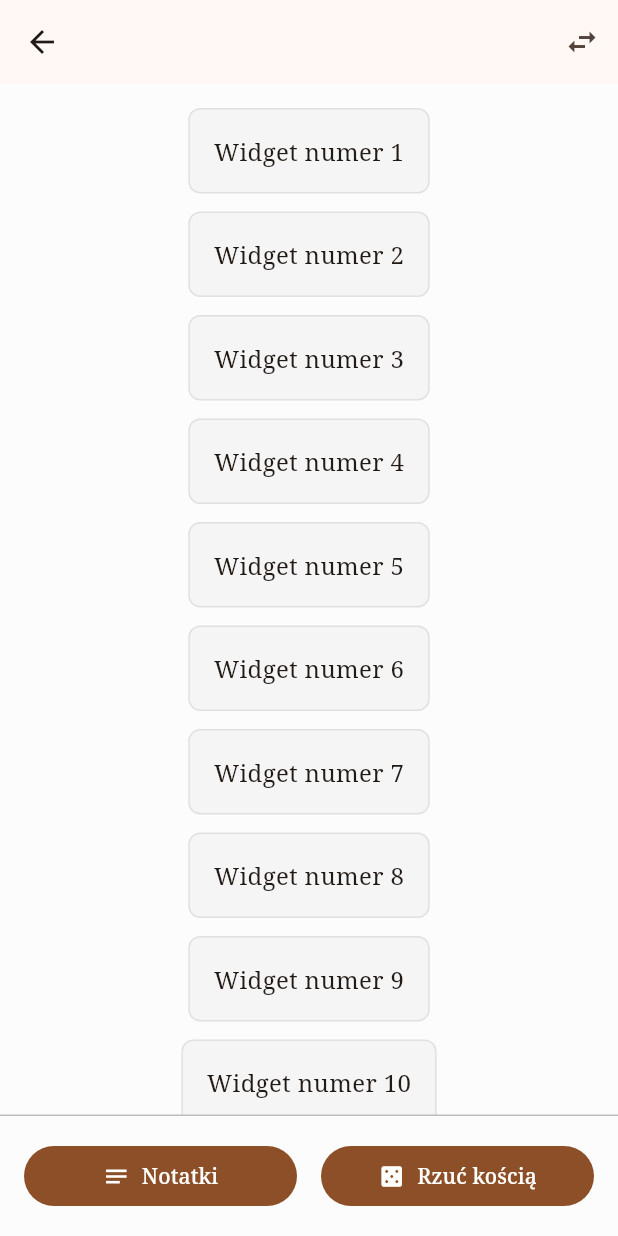
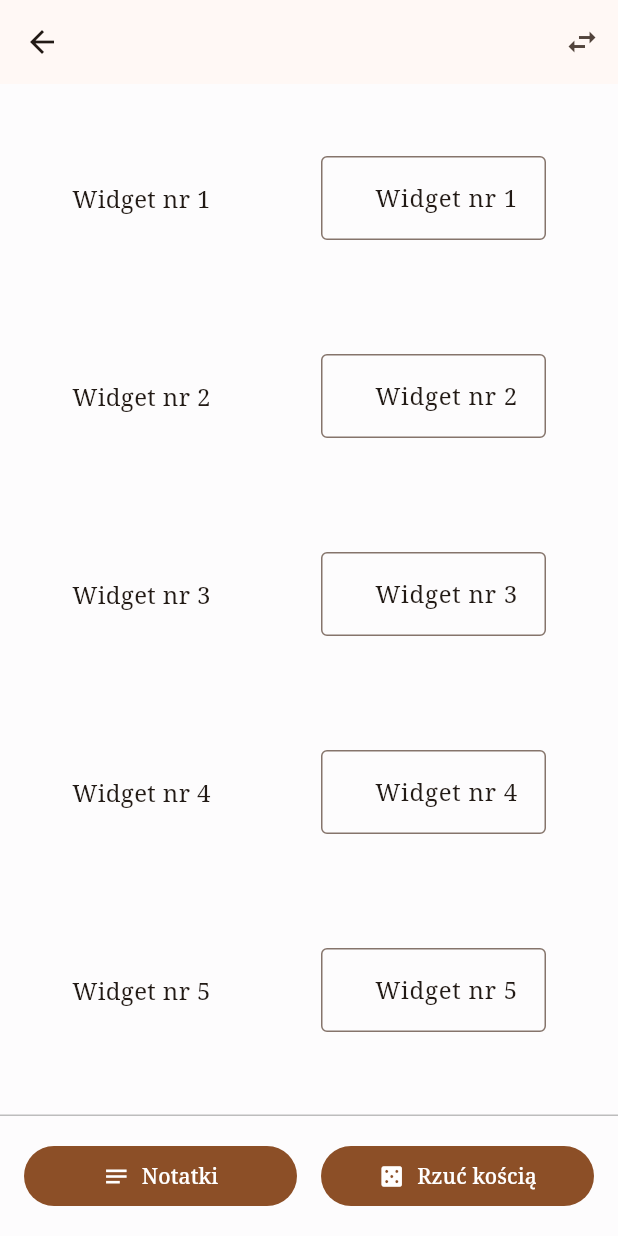
Before and after one commit to NikodemGrzela/RPGMaster, a Flutter app: the CharacterSheetScreen screen opened directly with empty values, on a phone screen of 412 x 824 dp. Run offline on Flutter 3.47's test engine with Material 3 defaults, Android fonts, the phone set to English and light mode, and no system bars; our stand-ins replace firebase_auth, firebase_core, flutter_riverpod, google_sign_in; accounts and stored records are empty; generated files the repository leaves out were written again.

Commit message:
Added widget to display character attribute: attribute_text_field.dart
Shown in character_sheet.dart

```diff
--- a/rpgmaster/lib/screens/characterSheet/character_sheet.dart
+++ b/rpgmaster/lib/screens/characterSheet/character_sheet.dart
@@ -1,4 +1,5 @@
 import 'package:flutter/material.dart';
+import '../../ui/widgets/attribute_text_field.dart';
 
 class CharacterSheetScreen extends StatelessWidget {
   final String characterName;
@@ -40,14 +41,12 @@ class CharacterSheetScreen extends StatelessWidget {
                       (index) => Container(
                     margin: EdgeInsets.only(bottom: 12.0),
                     padding: EdgeInsets.all(16.0),
-                    decoration: BoxDecoration(
-                      color: Colors.grey.shade100,
-                      borderRadius: BorderRadius.circular(8.0),
-                      border: Border.all(color: Colors.grey.shade300),
-                    ),
-                    child: Text(
-                      'Widget numer ${index + 1}',
-                      style: TextStyle(fontSize: 16.0),
+                    child: AttributeTextField(
+                      isTemplate: false,
+                      text: 'Widget nr ${index + 1}',
+                      onChanged: (value) {
+                        print('Wartość zmieniona: $value');
+                      },
                     ),
                   ),
                 ),
--- /dev/null
+++ b/rpgmaster/lib/ui/widgets/attribute_text_field.dart
@@ -0,0 +1,119 @@
+import 'package:flutter/material.dart';
+
+
+/// Widget with scheme key : value with text fields.
+/// Make [isTemplate] == true if you want to make key settable.
+/// Default: [text] is a key, value is a text field.
+/// Usage: As a character text attribute of given kind.
+class AttributeTextField extends StatefulWidget {
+  final bool isTemplate;
+  final String? text;
+  final ValueChanged<String>? onChanged;
+
+  const AttributeTextField({
+    super.key,
+    required this.isTemplate,
+    this.text,
+    this.onChanged,
+  });
+
+  @override
+  _AttributeTextFieldState createState() => _AttributeTextFieldState();
+}
+
+class _AttributeTextFieldState extends State<AttributeTextField> {
+  late TextEditingController _textController;
+
+  @override
+  void initState() {
+    super.initState();
+    _textController = TextEditingController(text: widget.text ?? '');
+    _textController.addListener(_onTextChanged);
+  }
+
+  @override
+  void didUpdateWidget(AttributeTextField oldWidget) {
+    super.didUpdateWidget(oldWidget);
+    if (oldWidget.text != widget.text && widget.text != _textController.text) {
+      _textController.text = widget.text ?? '';
+    }
+  }
+
+  void _onTextChanged() {
+    if (widget.onChanged != null) {
+      widget.onChanged!(_textController.text);
+    }
+  }
+
+  @override
+  void dispose() {
+    _textController.dispose();
+    super.dispose();
+  }
+
+  @override
+  Widget build(BuildContext context) {
+    return Container(
+      padding: const EdgeInsets.all(16.0),
+      child: widget.isTemplate ? _buildTemplateLayout() : _buildNormalLayout(),
+    );
+  }
+
+  Widget _buildTemplateLayout() {
+    return Row(
+      children: [
+        // Edytowalne pole - wyrównane do lewej
+        Expanded(
+          child: TextField(
+            controller: _textController,
+            decoration: const InputDecoration(
+              border: OutlineInputBorder(),
+              hintText: 'Wprowadź tekst...',
+            ),
+          ),
+        ),
+        const SizedBox(width: 16.0),
+        // Tekst "wartość tekstowa" - wyrównany do prawej
+        const Expanded(
+          child: Text(
+            'wartość tekstowa',
+            textAlign: TextAlign.right,
+            style: TextStyle(fontSize: 16.0),
+          ),
+        ),
+      ],
+    );
+  }
+
+  Widget _buildNormalLayout() {
+    return Row(
+      children: [
+        // Tekst z parametrów - wyrównany do lewej
+        Expanded(
+          child: Text(
+            widget.text ?? 'Brak tekstu',
+            textAlign: TextAlign.left,
+            style: const TextStyle(fontSize: 16.0),
+          ),
+        ),
+        const SizedBox(width: 16.0),
+        // Edytowalne pole - wyrównane do prawej
+        Expanded(
+          child: TextField(
+            controller: _textController,
+            textAlign: TextAlign.right,
+            decoration: const InputDecoration(
+              border: OutlineInputBorder(),
+              hintText: 'Wprowadź tekst...',
+            ),
+          ),
+        ),
+      ],
+    );
+  }
+
+  // Metoda do uzyskania wartości z zewnątrz
+  String getCurrentValue() {
+    return _textController.text;
+  }
+}
```
